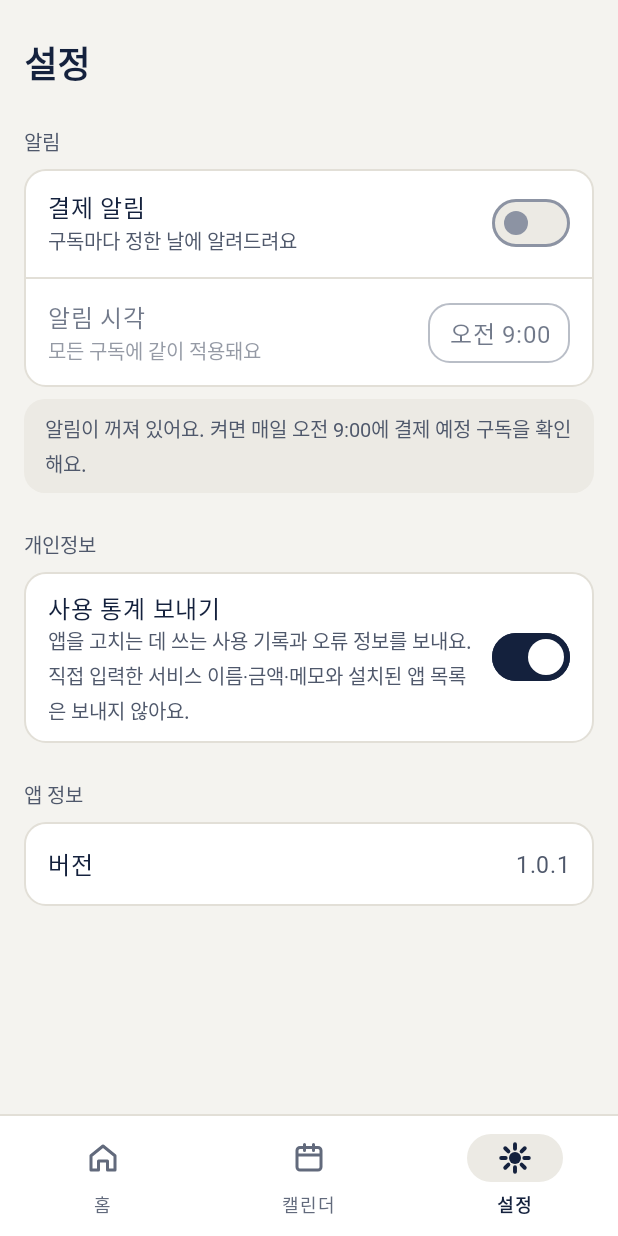
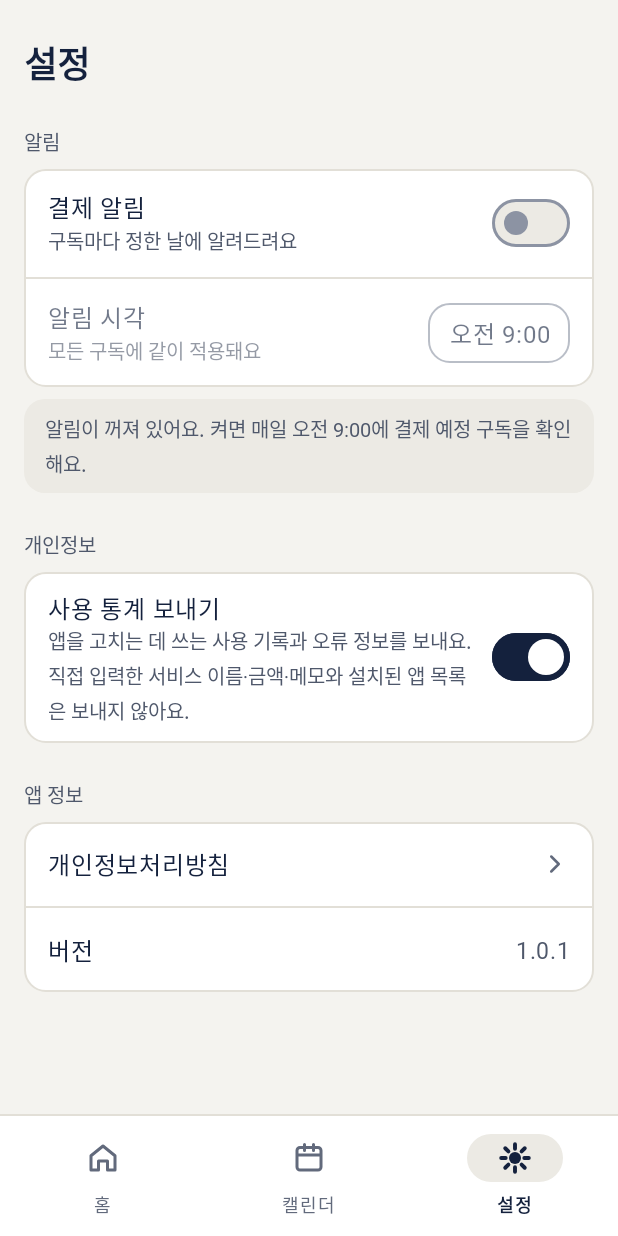
Before and after one commit to june0103/Subscription-Management, an Android app: the SettingsFragment screen opened through its navigation route, on a phone screen of 412 x 824 dp. Run offline under Robolectric (Android 15) with nearby library versions, the phone set to English and light mode, and no system bars; our stand-ins replace AdMob, navigation-ui; 3 statements that could not run were skipped.

Commit message:
Add privacy policy link to settings
- New "개인정보처리방침" row under 앱 정보 that opens the policy in the
  browser, with a message if no browser can handle it
- The address lives in the privacy_policy_url string; while it is empty
  the row stays hidden so no dead link ships

Co-Authored-By: Claude Opus 5.5 <noreply@anthropic.com>

```diff
--- a/app/src/main/java/com/management/subscription/settings/SettingsFragment.kt
+++ b/app/src/main/java/com/management/subscription/settings/SettingsFragment.kt
@@ -1,6 +1,9 @@
 package com.management.subscription.settings
 
 import android.Manifest
+import android.content.ActivityNotFoundException
+import android.content.Intent
+import android.net.Uri
 import android.os.Build
 import android.os.Bundle
 import android.view.LayoutInflater
@@ -16,6 +19,7 @@ import com.google.android.material.snackbar.Snackbar
 import com.google.android.material.timepicker.MaterialTimePicker
 import com.google.android.material.timepicker.TimeFormat
 import androidx.core.content.ContextCompat
+import androidx.core.view.isVisible
 import com.management.subscription.BuildConfig
 import com.management.subscription.R
 import com.management.subscription.data.SettingsRepository
@@ -74,6 +78,7 @@ class SettingsFragment : Fragment() {
     override fun onViewCreated(view: View, savedInstanceState: Bundle?) {
         super.onViewCreated(view, savedInstanceState)
         binding.tvAppVersion.text = BuildConfig.VERSION_NAME
+        configurePrivacyPolicyLink()
         configureListeners()
 
         viewLifecycleOwner.lifecycleScope.launch {
@@ -117,6 +122,19 @@ class SettingsFragment : Fragment() {
 
         binding.layoutReminderTime.setOnClickListener {
             showTimePicker()
+        }
+    }
+
+    private fun configurePrivacyPolicyLink() {
+        val url = getString(R.string.privacy_policy_url).trim()
+        binding.rowPrivacyPolicy.isVisible = url.isNotEmpty()
+        binding.rowPrivacyPolicy.setOnClickListener {
+            try {
+                startActivity(Intent(Intent.ACTION_VIEW, Uri.parse(url)))
+            } catch (e: ActivityNotFoundException) {
+                Snackbar.make(binding.root, R.string.settings_privacy_policy_open_failed, Snackbar.LENGTH_SHORT)
+                    .show()
+            }
         }
     }
 
--- a/app/src/main/res/layout/fragment_settings.xml
+++ b/app/src/main/res/layout/fragment_settings.xml
@@ -187,6 +187,40 @@
             android:layout_width="match_parent"
             android:layout_height="wrap_content"
             android:background="@drawable/bg_card"
+            android:divider="@drawable/divider_line"
+            android:orientation="vertical"
+            android:showDividers="middle">
+
+            <!-- 방침 주소(privacy_policy_url)가 비어 있으면 숨긴다 -->
+            <LinearLayout
+                android:id="@+id/rowPrivacyPolicy"
+                android:layout_width="match_parent"
+                android:layout_height="wrap_content"
+                android:background="?attr/selectableItemBackground"
+                android:clickable="true"
+                android:focusable="true"
+                android:gravity="center_vertical"
+                android:minHeight="56dp"
+                android:orientation="horizontal"
+                android:paddingHorizontal="@dimen/space_4">
+
+                <TextView
+                    android:layout_width="0dp"
+                    android:layout_height="wrap_content"
+                    android:layout_weight="1"
+                    android:text="@string/settings_privacy_policy"
+                    android:textAppearance="@style/TextAppearance.Gudok.BodyStrong" />
+
+                <ImageView
+                    android:layout_width="20dp"
+                    android:layout_height="20dp"
+                    android:importantForAccessibility="no"
+                    android:src="@drawable/ic_chevron_right" />
+            </LinearLayout>
+
+            <LinearLayout
+                android:layout_width="match_parent"
+                android:layout_height="wrap_content"
                 android:gravity="center_vertical"
                 android:minHeight="56dp"
                 android:orientation="horizontal"
@@ -208,4 +242,5 @@
                     tools:text="1.0.1" />
             </LinearLayout>
         </LinearLayout>
+    </LinearLayout>
 </androidx.core.widget.NestedScrollView>
--- a/app/src/main/res/values/strings.xml
+++ b/app/src/main/res/values/strings.xml
@@ -148,6 +148,10 @@
     <string name="settings_analytics_subtitle">앱을 고치는 데 쓰는 사용 기록과 오류 정보를 보내요. 직접 입력한 서비스 이름·금액·메모와 설치된 앱 목록은 보내지 않아요.</string>
     <string name="settings_section_app">앱 정보</string>
     <string name="settings_version">버전</string>
+    <string name="settings_privacy_policy">개인정보처리방침</string>
+    <string name="settings_privacy_policy_open_failed">개인정보처리방침을 열 수 있는 브라우저가 없어요.</string>
+    <!-- 웹사이트에 올린 개인정보처리방침 주소. 비어 있으면 설정의 방침 메뉴를 숨긴다. -->
+    <string name="privacy_policy_url" translatable="false">https://sites.google.com/view/managementsubscription/%EA%B0%9C%EC%9D%B8%EC%A0%95%EB%B3%B4%EC%B2%98%EB%A6%AC%EB%B0%A9%EC%B9%A8?authuser=1</string>
 
     <!-- 월간·연간 목록 -->
     <string name="subscription_list_title_annual">연간 구독</string>
```
Lines whose indentation alone changed are shown as unchanged.
